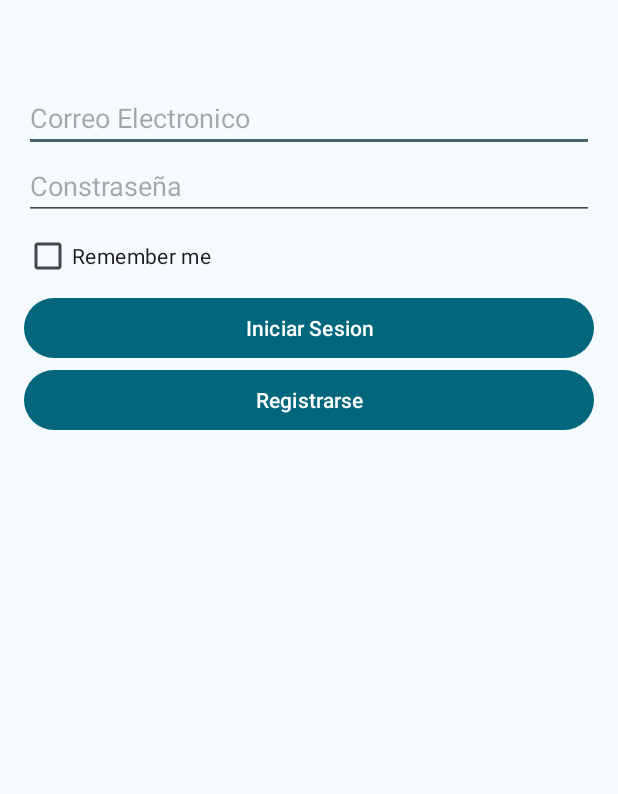
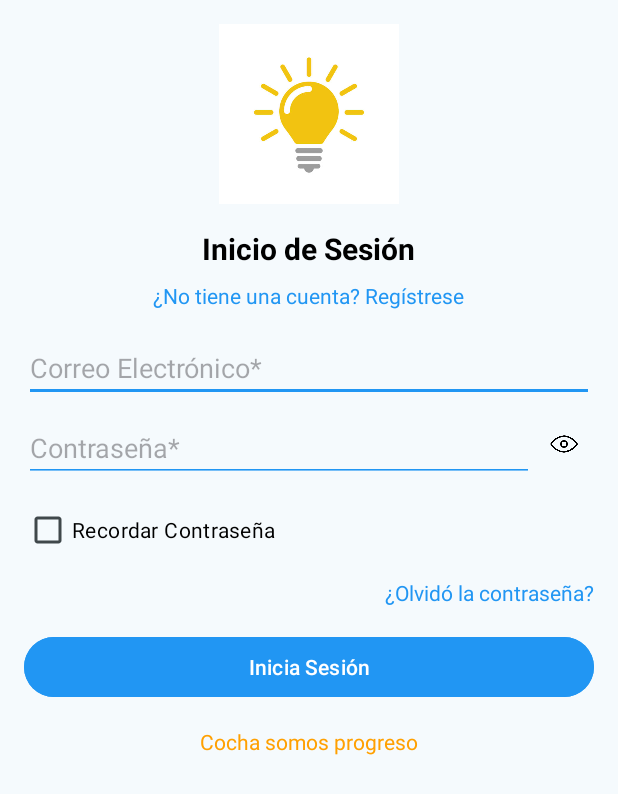
Before and after one commit to albaliriagomez/appmaypi, an Android app: the LoginActivity screen opened directly, with no data from a screen before it, on a phone screen of 412 x 824 dp. Shown: the top 794 px of the screen. Run offline under Robolectric (Android 15) with nearby library versions, the phone set to English and light mode, and no system bars.

Commit message:
se modifico la interfaz de login

```diff
--- a/app/src/main/java/com/torrezpillcokevin/nuna/LoginActivity.kt
+++ b/app/src/main/java/com/torrezpillcokevin/nuna/LoginActivity.kt
@@ -2,9 +2,12 @@ package com.torrezpillcokevin.nuna
 
 import android.content.Intent
 import android.os.Bundle
+import android.text.InputType
 import android.util.Log
 import android.widget.Button
 import android.widget.EditText
+import android.widget.ImageView
+import android.widget.TextView
 import android.widget.Toast
 import androidx.activity.enableEdgeToEdge
 import androidx.appcompat.app.AppCompatActivity
@@ -15,42 +18,63 @@ import kotlinx.coroutines.Dispatchers
 import kotlinx.coroutines.launch
 
 class LoginActivity : AppCompatActivity() {
+
+    private var isPasswordVisible = false // Variable para la visibilidad de la contraseña
+
     override fun onCreate(savedInstanceState: Bundle?) {
         super.onCreate(savedInstanceState)
-        enableEdgeToEdge()
         setContentView(R.layout.activity_login)
 
-        val buttonSignIn = findViewById<Button>(R.id.signInButton)
-        val buttonSignUp = findViewById<Button>(R.id.signUpButton)
-        //inputs
-        val correoEditText = findViewById<EditText>(R.id.correo)
-        val contasenaEditText = findViewById<EditText>(R.id.contrasena)
+        val emailEditText: EditText = findViewById(R.id.emailEditText)
+        val passwordEditText: EditText = findViewById(R.id.passwordEditText)
+        val togglePasswordVisibility: ImageView = findViewById(R.id.togglePasswordVisibility)
+        val loginButton: Button = findViewById(R.id.loginButton)
+        val registerLinkTextView: TextView = findViewById(R.id.registerLinkTextView)
 
-        // Configurar el comportamiento del botón "Iniciar Sesion"
-        buttonSignIn.setOnClickListener {
-            val corre = correoEditText.text.toString()
-            val contra = contasenaEditText.text.toString()
+        // Usuario y contraseña por defecto
+        val defaultEmail = "erika@gmail.com"
+        val defaultPassword = "123456"
 
-            // Valida los campos (opcionalmente)
-            if (corre.isEmpty() || contra.isEmpty()) {
-                Toast.makeText(this, "Por favor, complete todos los campos", Toast.LENGTH_SHORT).show()
-                return@setOnClickListener
+        // Acción para alternar visibilidad de la contraseña
+        togglePasswordVisibility.setOnClickListener {
+            if (isPasswordVisible) {
+                // Enmascarar contraseña
+                passwordEditText.inputType = InputType.TYPE_CLASS_TEXT or InputType.TYPE_TEXT_VARIATION_PASSWORD
+                togglePasswordVisibility.setImageResource(R.drawable.ic_visibility_off)
+            } else {
+                // Mostrar contraseña
+                passwordEditText.inputType = InputType.TYPE_CLASS_TEXT
+                togglePasswordVisibility.setImageResource(R.drawable.ic_visibility_off)
             }
-            // Crear el objeto User y enviarlo a través de la API
-            val Login = login(email = corre, password = contra)
-
-            // Llamar a la función
-            inicioSesion(Login)
-
+            // Mueve el cursor al final del texto
+            passwordEditText.setSelection(passwordEditText.text.length)
+            isPasswordVisible = !isPasswordVisible
         }
 
-        // Configurar el comportamiento del botón "Registrarse"
-        buttonSignUp.setOnClickListener {
-            // Enviar el perfil a RegistroActivity al seleccionar "Sign Up"
+        // Acción del botón de inicio de sesión
+        loginButton.setOnClickListener {
+            val email = emailEditText.text.toString()
+            val password = passwordEditText.text.toString()
+
+            if (email.isEmpty() || password.isEmpty()) {
+                Toast.makeText(this, "Por favor, complete todos los campos", Toast.LENGTH_SHORT).show()
+            } else if (email == defaultEmail && password == defaultPassword) {
+                Toast.makeText(this, "Inicio de sesión exitoso", Toast.LENGTH_SHORT).show()
+                // Aquí puedes redirigir al usuario a otra actividad
+                // startActivity(Intent(this, MainActivity::class.java))
+            } else {
+                Toast.makeText(this, "Usuario o contraseña incorrectos", Toast.LENGTH_SHORT).show()
+            }
+        }
+
+        // Acción del enlace "¿No tienes cuenta? Regístrese"
+        registerLinkTextView.setOnClickListener {
+            // Redirige a la pantalla de registro
             val intent = Intent(this, RegistroActivity::class.java)
             startActivity(intent)
         }
     }
+
 
     // Función para iniciar sesion
     private fun inicioSesion(login: login) {
--- a/app/src/main/res/layout/activity_login.xml
+++ b/app/src/main/res/layout/activity_login.xml
@@ -8,45 +8,116 @@
     tools:context=".LoginActivity">
 
     <LinearLayout
-        xmlns:android="http://schemas.android.com/apk/res/android"
         android:layout_width="match_parent"
-        android:layout_height="match_parent"
+        android:layout_height="wrap_content"
         android:orientation="vertical"
-        android:padding="16dp"
-        android:layout_marginTop="40dp">
+        android:padding="16dp">
 
+        <!-- Logo -->
+        <ImageView
+            android:id="@+id/logoImageView"
+            android:layout_width="120dp"
+            android:layout_height="120dp"
+            android:layout_gravity="center"
+            android:src="@drawable/ic_logo" />
 
+        <!-- Título -->
+        <TextView
+            android:id="@+id/titleTextView"
+            android:layout_width="wrap_content"
+            android:layout_height="wrap_content"
+            android:layout_gravity="center"
+            android:layout_marginTop="16dp"
+            android:text="Inicio de Sesión"
+            android:textColor="#000000"
+            android:textSize="20sp"
+            android:textStyle="bold" />
+
+        <!-- Link para registrarse -->
+        <TextView
+            android:id="@+id/registerLinkTextView"
+            android:layout_width="wrap_content"
+            android:layout_height="wrap_content"
+            android:layout_gravity="center"
+            android:layout_marginTop="8dp"
+            android:text="¿No tiene una cuenta? Regístrese"
+            android:textColor="#2196F3"
+            android:textSize="14sp" />
+
+        <!-- Campo de correo electrónico -->
         <EditText
-            android:id="@+id/correo"
+            android:id="@+id/emailEditText"
             android:layout_width="match_parent"
             android:layout_height="wrap_content"
-            android:hint="Correo Electronico" />
+            android:hint="Correo Electrónico*"
+            android:inputType="textEmailAddress"
+            android:layout_marginTop="16dp"
+            android:backgroundTint="#2196F3" />
 
-        <EditText
-            android:id="@+id/contrasena"
+        <!-- Campo de contraseña con ícono para mostrar/ocultar -->
+        <LinearLayout
             android:layout_width="match_parent"
             android:layout_height="wrap_content"
-            android:hint="Constraseña"
-            android:inputType="textPassword" />
+            android:layout_marginTop="8dp"
+            android:orientation="horizontal">
 
+            <EditText
+                android:id="@+id/passwordEditText"
+                android:layout_width="0dp"
+                android:layout_height="wrap_content"
+                android:layout_weight="1"
+                android:hint="Contraseña*"
+                android:inputType="textPassword"
+                android:backgroundTint="#2196F3" />
 
+            <ImageView
+                android:id="@+id/togglePasswordVisibility"
+                android:layout_width="40dp"
+                android:layout_height="40dp"
+                android:padding="8dp"
+                android:src="@drawable/ic_visibility_off"
+                android:contentDescription="Toggle Password Visibility" />
+        </LinearLayout>
+
+        <!-- Recordar contraseña -->
         <CheckBox
-            android:id="@+id/rememberMe"
+            android:id="@+id/rememberPasswordCheckBox"
             android:layout_width="wrap_content"
             android:layout_height="wrap_content"
-            android:text="Remember me" />
+            android:layout_marginTop="8dp"
+            android:text="Recordar Contraseña"
+            android:textColor="#000000" />
 
+        <!-- ¿Olvidó la contraseña? -->
+        <TextView
+            android:id="@+id/forgotPasswordTextView"
+            android:layout_width="wrap_content"
+            android:layout_height="wrap_content"
+            android:layout_gravity="end"
+            android:layout_marginTop="8dp"
+            android:text="¿Olvidó la contraseña?"
+            android:textColor="#2196F3" />
+
+        <!-- Botón de inicio sesión -->
         <Button
-            android:id="@+id/signInButton"
+            android:id="@+id/loginButton"
             android:layout_width="match_parent"
             android:layout_height="wrap_content"
-            android:text="Iniciar Sesion" />
+            android:layout_marginTop="16dp"
+            android:backgroundTint="#2196F3"
+            android:text="Inicia Sesión"
+            android:textColor="#FFFFFF" />
 
-        <Button
-            android:id="@+id/signUpButton"
-            android:layout_width="match_parent"
+        <!-- Footer -->
+        <TextView
+            android:id="@+id/footerTextView"
+            android:layout_width="wrap_content"
             android:layout_height="wrap_content"
-            android:text="Registrarse" />
+            android:layout_gravity="center"
+            android:layout_marginTop="16dp"
+            android:text="Cocha somos progreso"
+            android:textColor="#FFA000"
+            android:textSize="14sp" />
     </LinearLayout>
 
 
```
Also changed, not shown: app/src/main/res/drawable/ic_logo.jpg (added), app/src/main/res/drawable/ic_visibility_off.png (added).
